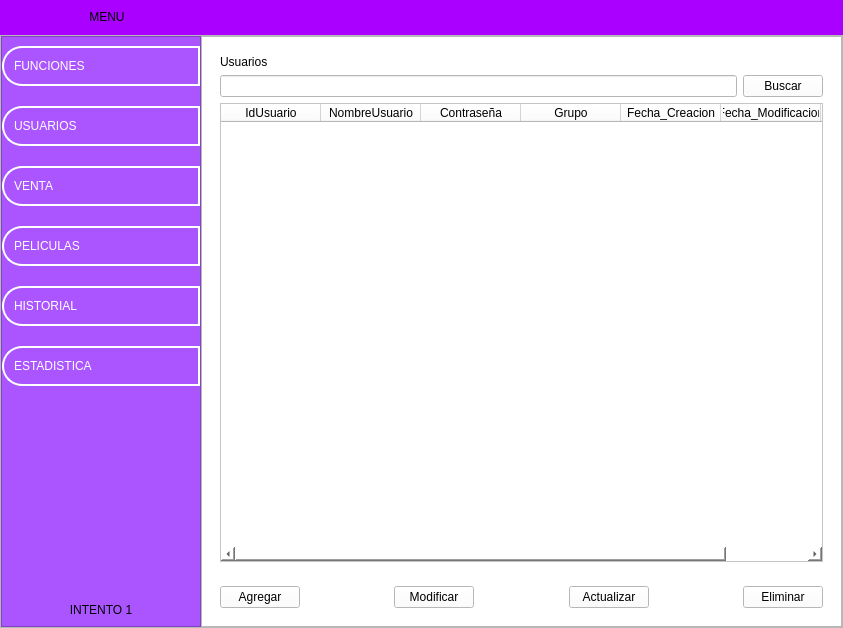
Before: the Qt Designer form ui/menu.ui in LeandroMuzalski1843/Proyecto_Final_Practicas_II, drawn with Qt 5.
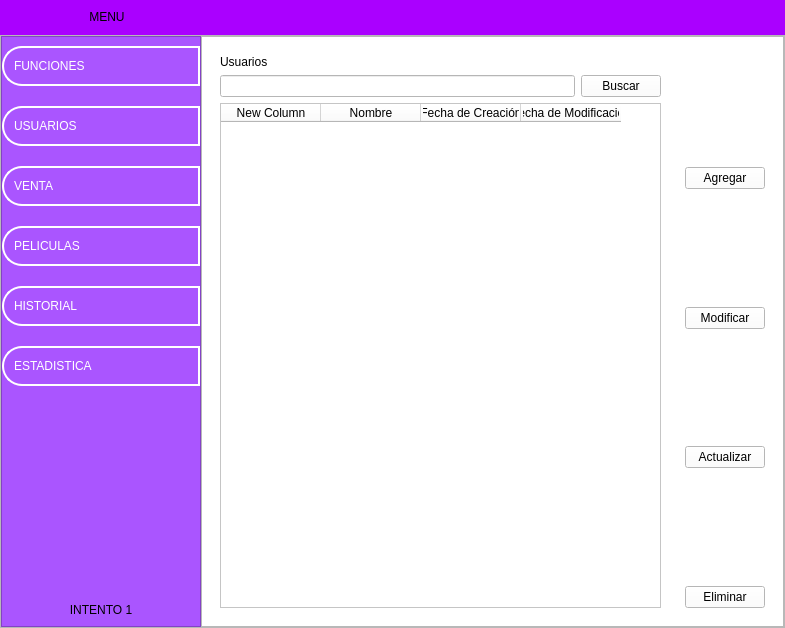
After: the same form once the commit is applied. The open tabs and pages were chosen to show the change. Icons and pictures are not drawn.

Commit message: Se Modifico la tabla usuarios

Patch:
```diff
--- a/ui/menu.ui
+++ b/ui/menu.ui
@@ -6,7 +6,7 @@
    <rect>
     <x>0</x>
     <y>0</y>
-    <width>843</width>
+    <width>785</width>
     <height>628</height>
    </rect>
   </property>
@@ -993,10 +993,10 @@
               </property>
               <item>
                <widget class="QWidget" name="widget_2" native="true">
-                <layout class="QVBoxLayout" name="verticalLayout_10">
+                <layout class="QHBoxLayout" name="horizontalLayout_9">
                  <item>
                   <widget class="QWidget" name="widget" native="true">
-                   <layout class="QVBoxLayout" name="verticalLayout_4">
+                   <layout class="QVBoxLayout" name="verticalLayout_10">
                     <item>
                      <widget class="QLabel" name="label_3">
                       <property name="text">
@@ -1022,37 +1022,22 @@
                      <widget class="QTableWidget" name="tableWidget_usuarios">
                       <column>
                        <property name="text">
-                        <string>IdUsuario</string>
+                        <string>New Column</string>
                        </property>
                       </column>
                       <column>
                        <property name="text">
-                        <string>NombreUsuario</string>
+                        <string>Nombre</string>
                        </property>
                       </column>
                       <column>
                        <property name="text">
-                        <string>Contraseña</string>
+                        <string>Fecha de Creación</string>
                        </property>
                       </column>
                       <column>
                        <property name="text">
-                        <string>Grupo</string>
-                       </property>
-                      </column>
-                      <column>
-                       <property name="text">
-                        <string>Fecha_Creacion</string>
-                       </property>
-                      </column>
-                      <column>
-                       <property name="text">
-                        <string>Fecha_Modificacion</string>
-                       </property>
-                      </column>
-                      <column>
-                       <property name="text">
-                        <string>Utimo_Acceso</string>
+                        <string>Fecha de Modificación</string>
                        </property>
                       </column>
                      </widget>
@@ -1064,7 +1049,20 @@
                   <widget class="QWidget" name="widget_9" native="true">
                    <layout class="QVBoxLayout" name="verticalLayout_5">
                     <item>
-                     <layout class="QHBoxLayout" name="horizontalLayout_9">
+                     <layout class="QVBoxLayout" name="verticalLayout_4">
+                      <item>
+                       <spacer name="verticalSpacer_15">
+                        <property name="orientation">
+                         <enum>Qt::Vertical</enum>
+                        </property>
+                        <property name="sizeHint" stdset="0">
+                         <size>
+                          <width>20</width>
+                          <height>40</height>
+                         </size>
+                        </property>
+                       </spacer>
+                      </item>
                       <item>
                        <widget class="QPushButton" name="bt_agregar_usuario">
                         <property name="text">
@@ -1073,14 +1071,14 @@
                        </widget>
                       </item>
                       <item>
-                       <spacer name="horizontalSpacer_2">
+                       <spacer name="verticalSpacer_7">
                         <property name="orientation">
-                         <enum>Qt::Horizontal</enum>
+                         <enum>Qt::Vertical</enum>
                         </property>
                         <property name="sizeHint" stdset="0">
                          <size>
-                          <width>40</width>
-                          <height>20</height>
+                          <width>20</width>
+                          <height>40</height>
                          </size>
                         </property>
                        </spacer>
@@ -1093,14 +1091,14 @@
                        </widget>
                       </item>
                       <item>
-                       <spacer name="horizontalSpacer_3">
+                       <spacer name="verticalSpacer_13">
                         <property name="orientation">
-                         <enum>Qt::Horizontal</enum>
+                         <enum>Qt::Vertical</enum>
                         </property>
                         <property name="sizeHint" stdset="0">
                          <size>
-                          <width>40</width>
-                          <height>20</height>
+                          <width>20</width>
+                          <height>40</height>
                          </size>
                         </property>
                        </spacer>
@@ -1113,14 +1111,14 @@
                        </widget>
                       </item>
                       <item>
-                       <spacer name="horizontalSpacer_4">
+                       <spacer name="verticalSpacer_14">
                         <property name="orientation">
-                         <enum>Qt::Horizontal</enum>
+                         <enum>Qt::Vertical</enum>
                         </property>
                         <property name="sizeHint" stdset="0">
                          <size>
-                          <width>40</width>
-                          <height>20</height>
+                          <width>20</width>
+                          <height>40</height>
                          </size>
                         </property>
                        </spacer>
```
Left out of the diff: 2 changed lines with no effect on the pictures. The commit also changes 2 other files.
